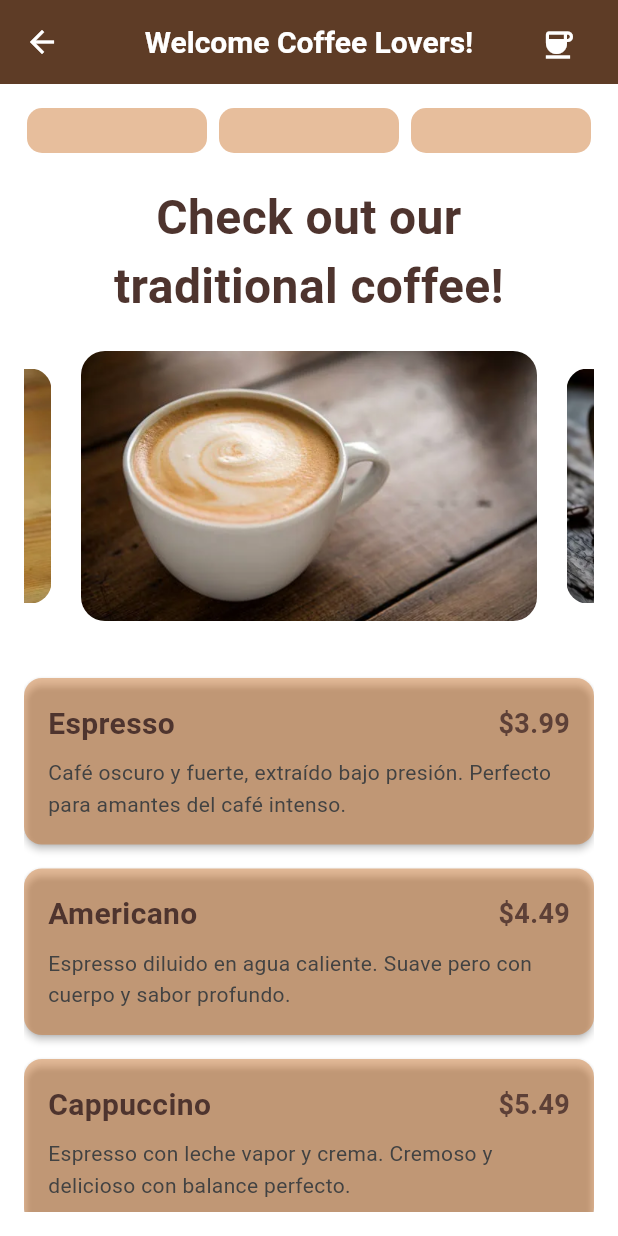
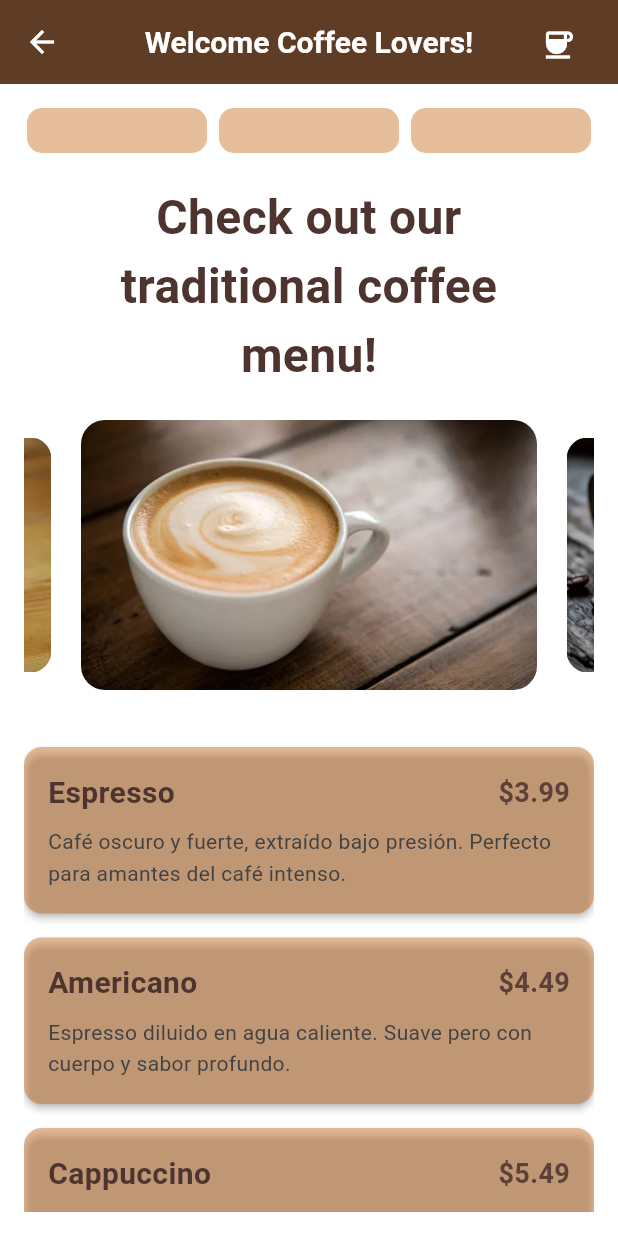
Before and after one commit to lunaaguirrericardo-stack/coffe_app, a Flutter app: the PickUpScreen screen opened directly, on a phone screen of 412 x 824 dp. Run offline on Flutter 3.47's test engine with Material 3 defaults, Android fonts, the phone set to English and light mode, and no system bars; drawn by our look-alikes of carousel_slider.

```diff
--- a/lib/screens/pick_up_screen.dart
+++ b/lib/screens/pick_up_screen.dart
@@ -47,7 +47,7 @@ class _PickUpScreenState extends State<PickUpScreen> {
               Padding(
                 padding: const EdgeInsets.only(left: 16.0, right: 16.0),
                 child: Text(
-                  'Check out our traditional coffee!',
+                  'Check out our traditional coffee menu!',
                   textAlign: TextAlign.center,
                   style: TextStyle(
                     fontSize: 32,
```
